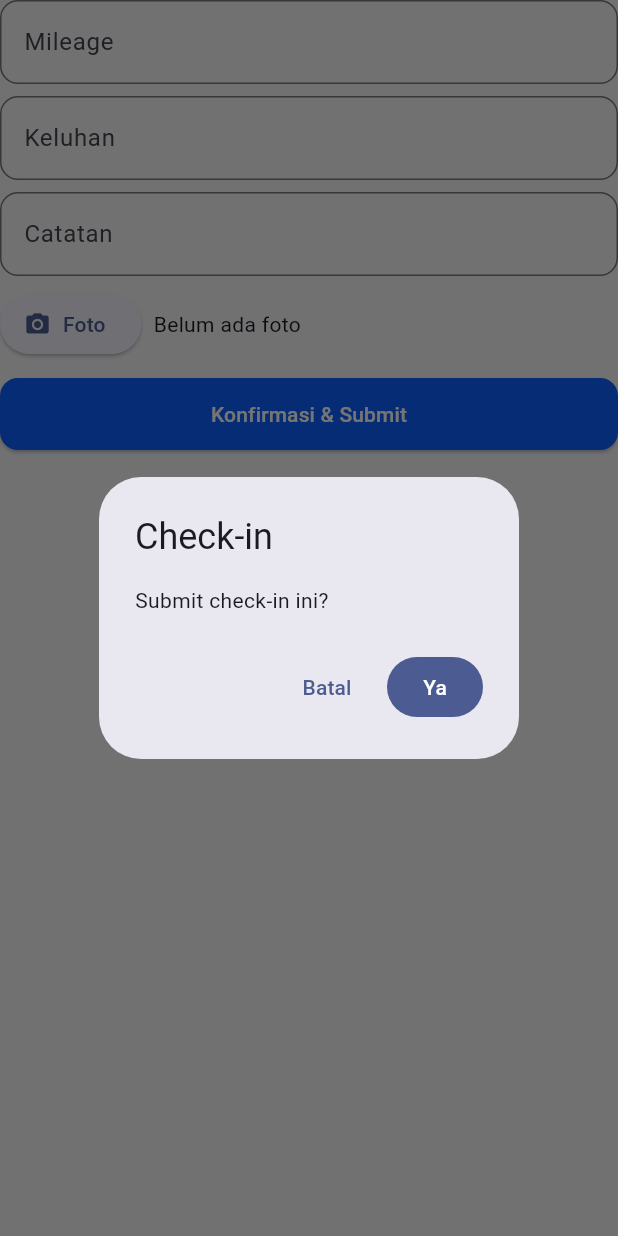
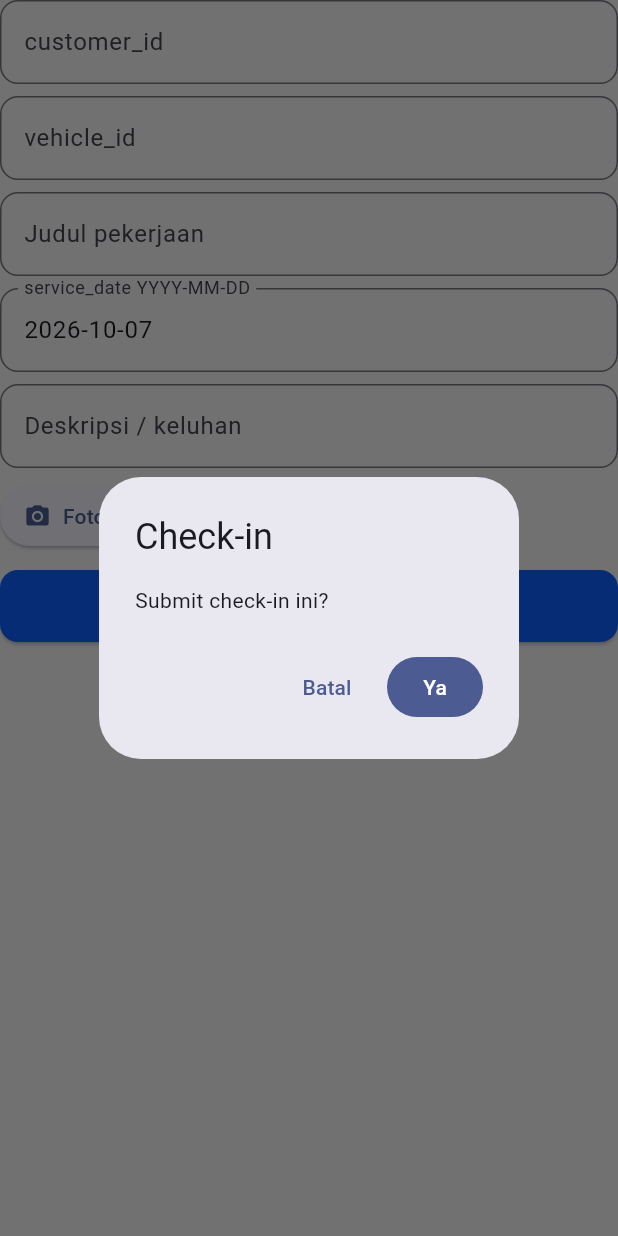
Before and after one commit to linducip2208/bengkelflutter, a Flutter app: the CheckinSheet widget shown alone on an empty page, opened directly, after a tap on "Konfirmasi & Submit", on a phone screen of 412 x 824 dp. Run offline on Flutter 3.47's test engine with Material 3 defaults, Android fonts, the phone set to English and light mode, and no system bars; our stand-ins replace connectivity_plus, dio, flutter_riverpod, flutter_secure_storage, image_picker, permission_handler and 1 more; accounts and stored records are empty; network calls fail.

Commit message:
fix: verify contract vs server, correct payment/stock/vehicle/jobcard/POS, add photos+device-tokens+traceability+critical tests

```diff
--- a/lib/core/network/api_client.dart
+++ b/lib/core/network/api_client.dart
@@ -128,9 +128,9 @@ class ApiClient {
     }
   }
 
-  Future<Response<T>> delete<T>(String path) async {
+  Future<Response<T>> delete<T>(String path, {Object? data}) async {
     try {
-      return await dio.delete<T>(path);
+      return await dio.delete<T>(path, data: data);
     } on DioException catch (e) {
       _throwMapped(e);
     }
--- a/lib/features/checkin/presentation/checkin_sheet.dart
+++ b/lib/features/checkin/presentation/checkin_sheet.dart
@@ -15,9 +15,13 @@ class CheckinSheet extends ConsumerStatefulWidget {
 }
 
 class _C extends ConsumerState<CheckinSheet> {
-  final mileage = TextEditingController();
-  final complaint = TextEditingController();
-  final notes = TextEditingController();
+  final customerId = TextEditingController();
+  final vehicleId = TextEditingController();
+  final title = TextEditingController();
+  final serviceDate = TextEditingController(
+    text: DateTime.now().toIso8601String().substring(0, 10),
+  );
+  final description = TextEditingController();
   XFile? photo;
   String? err;
 
@@ -47,15 +51,26 @@ class _C extends ConsumerState<CheckinSheet> {
     child: Column(
       mainAxisSize: MainAxisSize.min,
       children: [
+        // Server WAJIB (ApiJobcardController@store):
+        // customer_id, vehicle_id, title, service_date.
+        // done_status system-managed, tidak dikirim dari client.
         AppInput(
-          controller: mileage,
-          label: 'Mileage',
+          controller: customerId,
+          label: 'customer_id',
           keyboard: TextInputType.number,
         ),
         const SizedBox(height: 8),
-        AppInput(controller: complaint, label: 'Keluhan'),
+        AppInput(
+          controller: vehicleId,
+          label: 'vehicle_id',
+          keyboard: TextInputType.number,
+        ),
         const SizedBox(height: 8),
-        AppInput(controller: notes, label: 'Catatan'),
+        AppInput(controller: title, label: 'Judul pekerjaan'),
+        const SizedBox(height: 8),
+        AppInput(controller: serviceDate, label: 'service_date YYYY-MM-DD'),
+        const SizedBox(height: 8),
+        AppInput(controller: description, label: 'Deskripsi / keluhan'),
         const SizedBox(height: 8),
         Row(
           children: [
@@ -86,9 +101,12 @@ class _C extends ConsumerState<CheckinSheet> {
                   .post(
                     R.jobcards,
                     data: {
-                      'mileage': mileage.text,
-                      'complaint': complaint.text,
-                      'notes': notes.text,
+                      'customer_id': int.parse(customerId.text),
+                      'vehicle_id': int.parse(vehicleId.text),
+                      'title': title.text,
+                      'service_date': serviceDate.text,
+                      if (description.text.isNotEmpty)
+                        'description': description.text,
                     },
                   );
               if (context.mounted) Navigator.pop(context);
```
Also changed, not shown: lib/core/network/api_paths.dart (+7 -0 lines), lib/data/datasources/remotes.dart (+111 -0 lines), lib/features/inventory/presentation/inventory_page.dart (+8 -1 lines), lib/features/invoices/presentation/invoices_page.dart (+20 -1 lines), lib/features/vehicles/presentation/vehicles_page.dart (+58 -12 lines), 3 other files.
